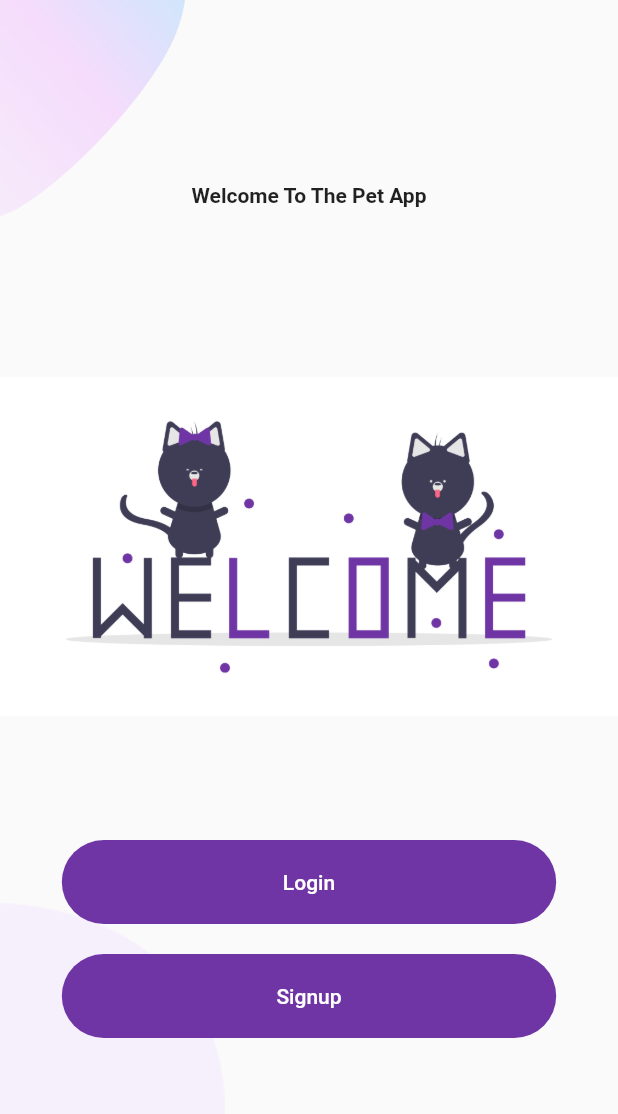
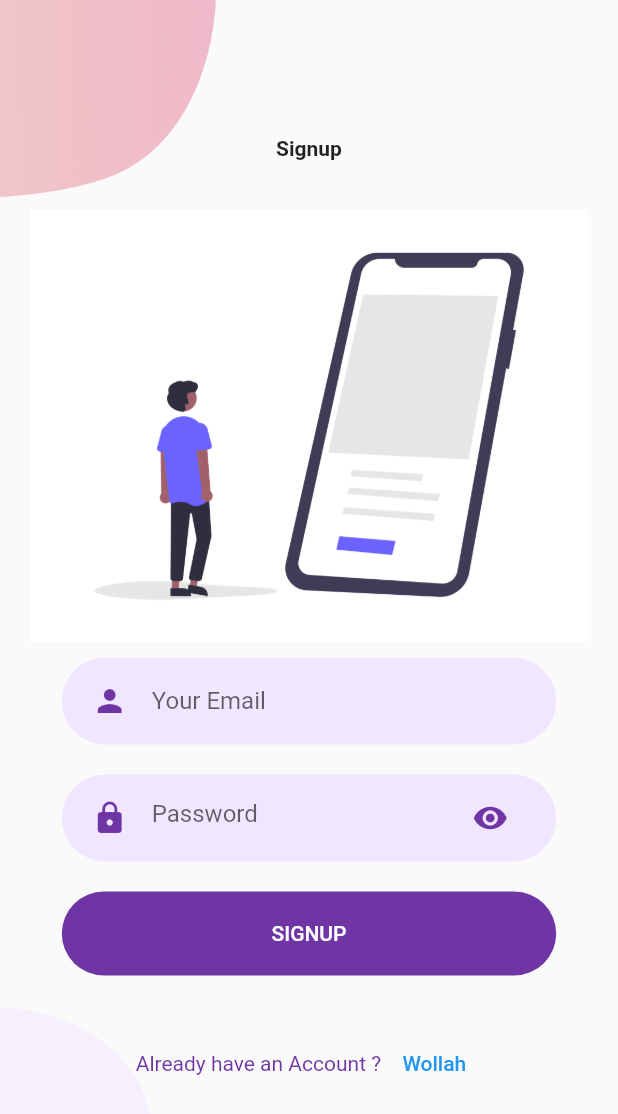
Before and after one commit to HashamWork/PetSocial_V1, a Flutter app: the screen it shows after launch, after a tap on "Signup", on a phone screen of 412 x 824 dp. Shown: the top 1114 px of the screen. Run offline on Flutter 3.47's test engine with Material 2 defaults, Android fonts, the phone set to English and light mode, and no system bars; our stand-ins replace flutter_svg.

Commit message:
created a singup screena and connected to firebase authentication

```diff
--- a/lib/Components/already_have_an_account_check.dart
+++ b/lib/Components/already_have_an_account_check.dart
@@ -21,14 +21,25 @@ class AlreadyHaveAnAccountCheck extends StatelessWidget {
         ),
         GestureDetector(
             onTap: press,
-          child: Text(
+            // child: Text(
+            //   login ? "Sign Up" : "Sign In",
+            //   style: TextStyle(
+            //     color: kPrimaryColor,
+            //     fontWeight: FontWeight.bold,
+            //   ),
+            // ),
+            child: login
+                ? Text(
                     login ? "Sign Up" : "Sign In",
                     style: TextStyle(
                       color: kPrimaryColor,
                       fontWeight: FontWeight.bold,
                     ),
-          ),
                   )
+                : TextButton(
+                    onPressed: () {},
+                    child: Text('Wollah'),
+                  )),
       ],
     );
   }
--- /dev/null
+++ b/lib/Screens/Signup/components/background.dart
@@ -0,0 +1,41 @@
+import 'package:flutter/material.dart';
+
+class Background extends StatelessWidget {
+  final Widget child;
+  const Background({
+    Key key,
+    @required this.child,
+  }) : super(key: key);
+
+  @override
+  Widget build(BuildContext context) {
+    Size size = MediaQuery.of(context).size;
+    return Container(
+      height: size.height,
+      width: double.infinity,
+      // Here i can use size.width but use double.infinity because both work as a same
+      child: Stack(
+        alignment: Alignment.center,
+        children: <Widget>[
+          Positioned(
+            top: 0,
+            left: 0,
+            child: Image.asset(
+              "assets/images/signup_top.png",
+              width: size.width * 0.35,
+            ),
+          ),
+          Positioned(
+            bottom: 0,
+            left: 0,
+            child: Image.asset(
+              "assets/images/main_bottom.png",
+              width: size.width * 0.25,
+            ),
+          ),
+          child,
+        ],
+      ),
+    );
+  }
+}
--- /dev/null
+++ b/lib/Screens/Signup/components/body.dart
@@ -0,0 +1,63 @@
+import 'package:flutter/material.dart';
+import 'package:pet_app_01/Components/already_have_an_account_check.dart';
+import 'package:pet_app_01/Components/rounded_button.dart';
+import 'package:pet_app_01/Components/rounded_password_field.dart';
+import 'package:pet_app_01/Screens/Login/login_screen.dart';
+import 'package:pet_app_01/Screens/Signup/components/background.dart';
+import 'package:pet_app_01/Screens/Signup/components/or_divider.dart';
+import 'package:pet_app_01/Screens/Signup/components/social_icon.dart';
+
+import 'package:pet_app_01/Components/rounded_input_field.dart';
+import 'package:flutter_svg/svg.dart';
+
+class Body extends StatelessWidget {
+  @override
+  Widget build(BuildContext context) {
+    Size size = MediaQuery.of(context).size;
+    return Background(
+      child: SingleChildScrollView(
+        child: Column(
+          mainAxisAlignment: MainAxisAlignment.center,
+          children: <Widget>[
+            Text(
+              "Signup",
+              style: TextStyle(fontWeight: FontWeight.bold),
+            ),
+            SizedBox(
+              height: size.height * 0.04,
+            ),
+            Image.asset(
+              "assets/images/undraw_my_app_re_gxtj.png",
+              height: size.height * 0.35,
+            ),
+            RoundedInputField(
+              hintText: "Your Email",
+              onChanged: (value) {},
+            ),
+            RoundedPasswordField(onChanged: (value) {}),
+            RoundedButton(
+              text: "SIGNUP",
+              press: () {},
+            ),
+            SizedBox(
+              height: size.height * 0.03,
+            ),
+            AlreadyHaveAnAccountCheck(
+              login: false,
+              press: () {
+                Navigator.push(
+                  context,
+                  MaterialPageRoute(
+                    builder: (context) {
+                      return LoginScreen();
+                    },
+                  ),
+                );
+              },
+            ),
+          ],
+        ),
+      ),
+    );
+  }
+}
--- /dev/null
+++ b/lib/Screens/Signup/signup_screen.dart
@@ -0,0 +1,11 @@
+import 'package:flutter/material.dart';
+import 'package:pet_app_01/Screens/Signup/components/body.dart';
+
+class SignUpScreen extends StatelessWidget {
+  @override
+  Widget build(BuildContext context) {
+    return Scaffold(
+      body: Body(),
+    );
+  }
+}
--- a/lib/Screens/Welcome/components/body.dart
+++ b/lib/Screens/Welcome/components/body.dart
@@ -1,9 +1,11 @@
 import 'package:flutter/material.dart';
 import 'package:flutter_svg/svg.dart';
+import 'package:pet_app_01/Screens/Signup/components/body.dart';
 
 import 'background.dart';
 import 'package:pet_app_01/Components/rounded_button.dart';
 import 'package:pet_app_01/Screens/Login/login_screen.dart';
+import 'package:pet_app_01/Screens/Signup/signup_screen.dart';
 import 'package:pet_app_01/constants.dart';
 
 class Body extends StatelessWidget {
@@ -43,7 +45,14 @@ class Body extends StatelessWidget {
             RoundedButton(
               text: "Signup",
               press: () {
-                print('Signup is working');
+                Navigator.push(
+                  context,
+                  MaterialPageRoute(
+                    builder: (context) {
+                      return SignUpScreen();
+                    },
+                  ),
+                );
               },
             ),
           ],
--- a/pubspec.yaml
+++ b/pubspec.yaml
@@ -29,6 +29,8 @@ dependencies:
   # Use with the CupertinoIcons class for iOS style icons.
   cupertino_icons: ^1.0.2
   flutter_svg: ^0.22.0
+  firebase_core: ^1.1.0
+  firebase_auth: ^1.1.2
 
 dev_dependencies:
   flutter_test:
```
Also changed, not shown: lib/Screens/Signup/components/or_divider.dart (added, +38 -0 lines), lib/Screens/Signup/components/social_icon.dart (added, +36 -0 lines), assets/images/undraw_my_app_re_gxtj.png (added), pubspec.lock, 4 other files. Lines whose indentation alone changed are shown as unchanged.
